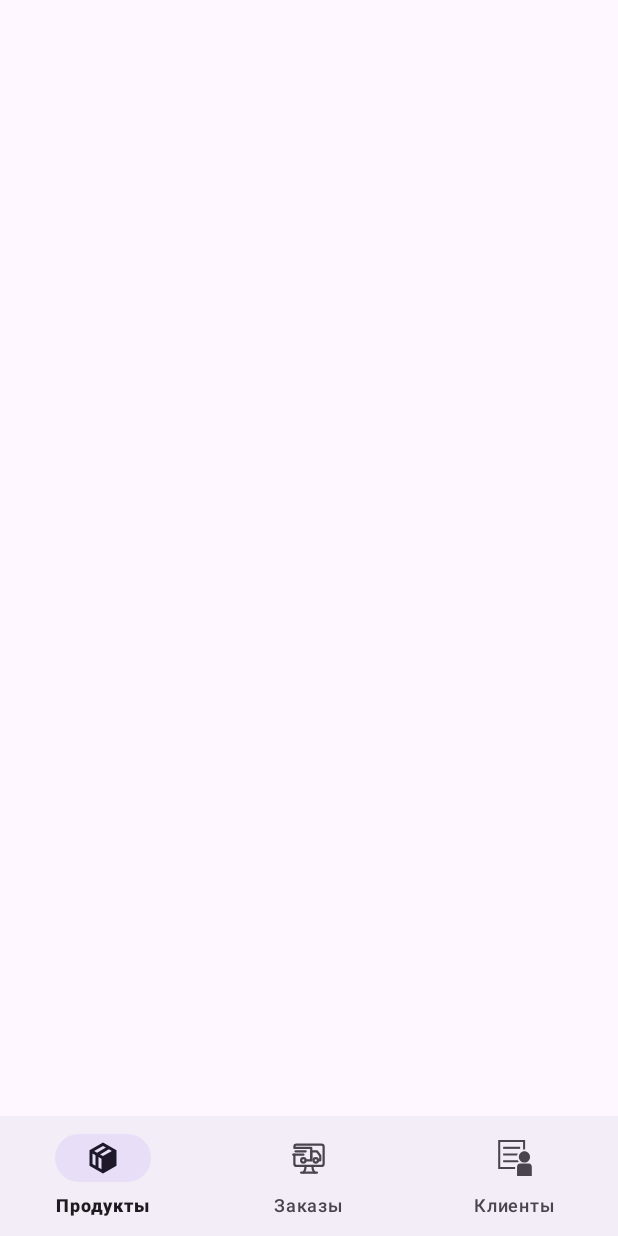
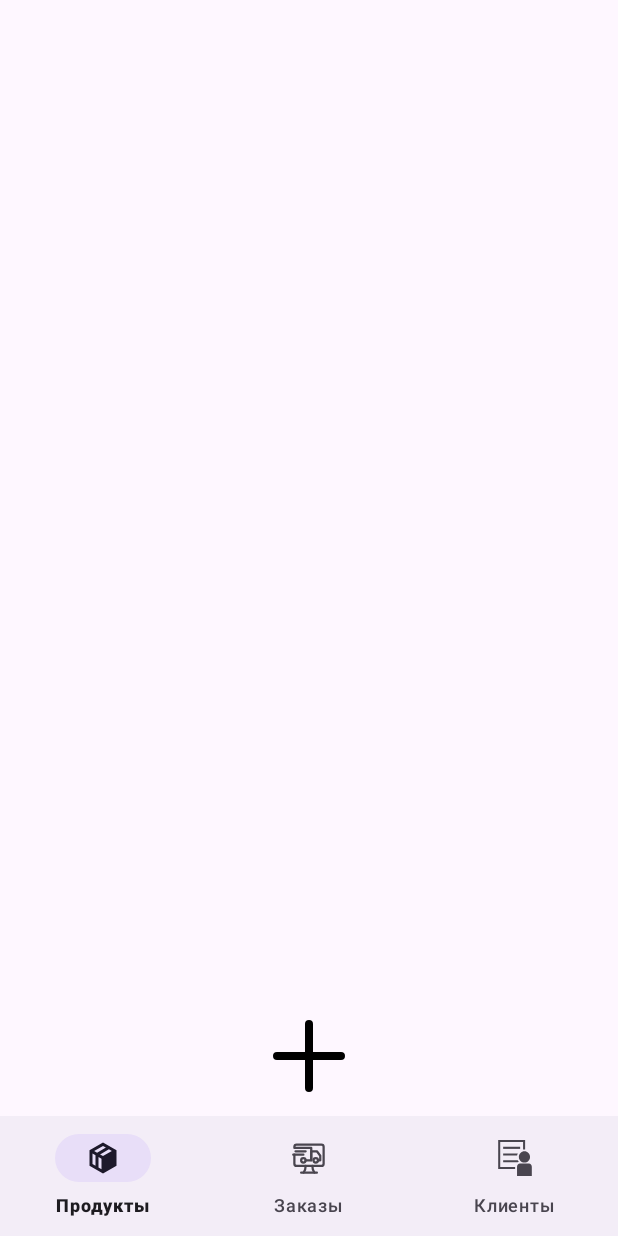
Before and after one commit to Ze1nFeeD/PromOrder, an Android app: the AdminActivity screen opened directly, with no data from a screen before it, on a phone screen of 412 x 824 dp. Run offline under Robolectric (Android 15) with nearby library versions, the phone set to English and light mode, and no system bars; our stand-ins replace Room's generated code.

Commit message:
fix delete prod and plus img in AdminWindowProd

```diff
--- a/app/src/main/java/com/example/promorder/AdminActivity.kt
+++ b/app/src/main/java/com/example/promorder/AdminActivity.kt
@@ -15,7 +15,7 @@ class AdminActivity : AppCompatActivity() {
     override fun onCreate(savedInstanceState: Bundle?) {
         super.onCreate(savedInstanceState)
         setContentView(R.layout.activity_admin)
-
+        loadFragment(AdminWindowProduct())
         db = DatabaseProvider.getDatabase(applicationContext)
 
 
--- a/app/src/main/res/layout/fragment_admin_window_product.xml
+++ b/app/src/main/res/layout/fragment_admin_window_product.xml
@@ -7,21 +7,32 @@
     tools:context=".AdminWindowProduct">
 
 
-    <androidx.recyclerview.widget.RecyclerView
-        android:id="@+id/recProd"
+    <androidx.constraintlayout.widget.ConstraintLayout
         android:layout_width="match_parent"
-        android:layout_height="wrap_content"
-        android:orientation="vertical"
+        android:layout_height="match_parent"
+        android:layout_marginBottom="78dp"
         app:layout_constraintBottom_toTopOf="@+id/addprod"
         app:layout_constraintEnd_toEndOf="parent"
         app:layout_constraintStart_toStartOf="parent"
-        app:layout_constraintTop_toTopOf="parent" />
+        app:layout_constraintTop_toTopOf="parent">
+
+        <androidx.recyclerview.widget.RecyclerView
+            android:id="@+id/recProd"
+            android:layout_width="match_parent"
+            android:layout_height="wrap_content"
+            android:orientation="vertical"
+            app:layout_constraintBottom_toBottomOf="parent"
+            app:layout_constraintEnd_toEndOf="parent"
+            app:layout_constraintStart_toStartOf="parent"
+            app:layout_constraintTop_toTopOf="parent" />
+
+    </androidx.constraintlayout.widget.ConstraintLayout>
 
     <ImageView
         android:id="@+id/addprod"
         android:layout_width="wrap_content"
         android:layout_height="wrap_content"
-        android:layout_marginBottom="32dp"
+        android:layout_marginBottom="8dp"
         android:src="@drawable/plus"
         app:layout_constraintBottom_toBottomOf="parent"
         app:layout_constraintEnd_toEndOf="parent"
```
Also changed, not shown: app/src/main/java/com/example/promorder/AdapterProd.kt (+10 -3 lines).
